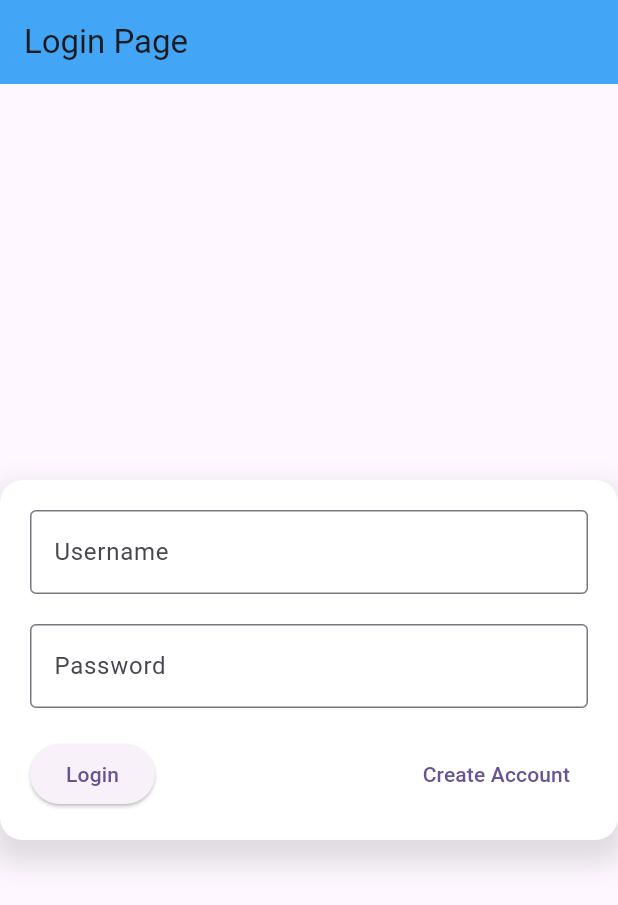
After one commit to shilpa2101/Day6_Navigation, a Flutter app: the LoginPage screen opened directly, on a phone screen of 412 x 824 dp. The commit adds this screen. Shown: the top 905 px of the screen. Run offline on Flutter 3.47's test engine with Material 3 defaults, Android fonts, the phone set to English and light mode, and no system bars; missing offline and left inert: myproject; statements that could not run were skipped.

Commit message:
Add files via upload

```diff
--- /dev/null
+++ b/lib/login.dart
@@ -0,0 +1,76 @@
+// ignore_for_file: prefer_const_constructors, prefer_const_literals_to_create_immutables
+
+import 'package:flutter/material.dart';
+import 'package:flutter/widgets.dart';
+import 'package:myproject/about.dart';
+
+class LoginPage extends StatelessWidget {
+  @override
+  Widget build(BuildContext context) {
+    return Scaffold(
+      appBar: AppBar(
+        backgroundColor: Colors.blue[400],
+        title: Text('Login Page'),
+      ),
+      body: Center(
+        child: Container(
+          padding: EdgeInsets.all(20),
+          decoration: BoxDecoration(
+            color: Colors.white,
+            borderRadius: BorderRadius.circular(15),
+            boxShadow: [
+              BoxShadow(
+                color: Colors.black12,
+                blurRadius: 15,
+                spreadRadius: 5,
+                offset: Offset(0, 10),
+              ),
+            ],
+          ),
+          child: Column(
+            mainAxisSize: MainAxisSize.min,
+            children: [
+              TextField(
+                decoration: InputDecoration(
+                  labelText: 'Username',
+                  border: OutlineInputBorder(),
+                ),
+              ),
+              SizedBox(height: 20),
+              TextField(
+                obscureText: true,
+                decoration: InputDecoration(
+                  labelText: 'Password',
+                  border: OutlineInputBorder(),
+                ),
+              ),
+              SizedBox(height: 20),
+              Row(
+                mainAxisAlignment: MainAxisAlignment.spaceBetween,
+                children: [
+                  ElevatedButton(
+                    onPressed: () {
+                      Navigator.of(context).push(
+                        MaterialPageRoute(
+                          builder: (context) => about(),
+                        ),
+                      );
+                      // Login action
+                    },
+                    child: Text('Login'),
+                  ),
+                  TextButton(
+                    onPressed: () {
+                      // Create account action
+                    },
+                    child: Text('Create Account'),
+                  ),
+                ],
+              ),
+            ],
+          ),
+        ),
+      ),
+    );
+  }
+}
```
Also changed, not shown: lib/about.dart (added, +15 -0 lines), lib/main.dart (+25 -9 lines).
